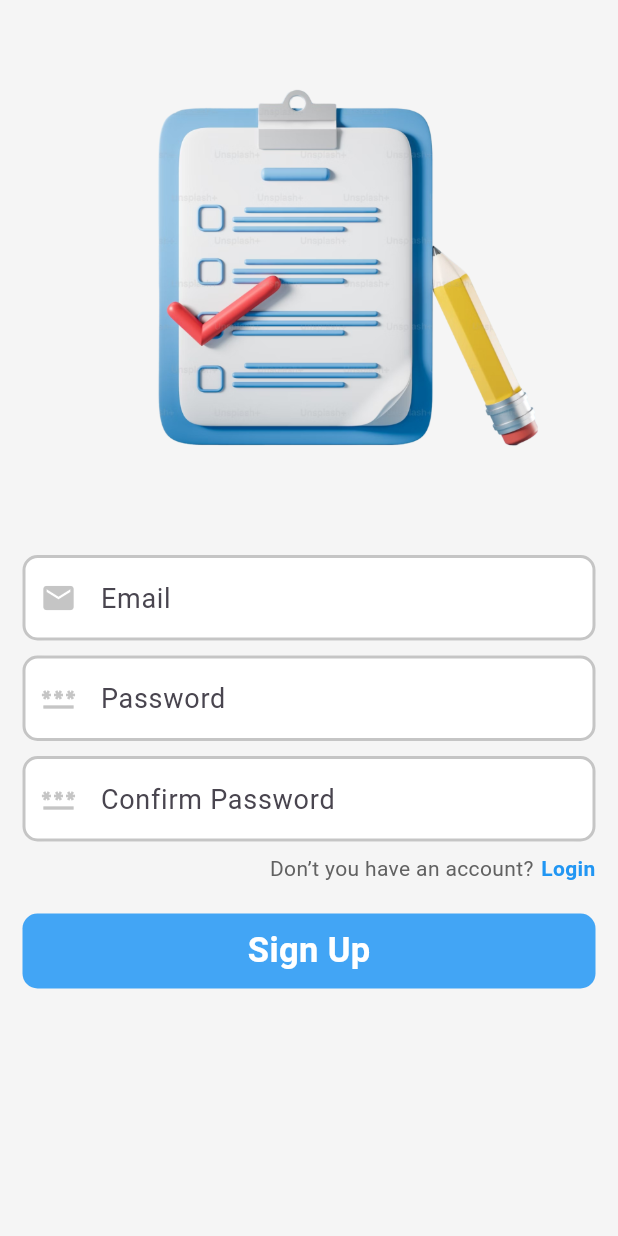
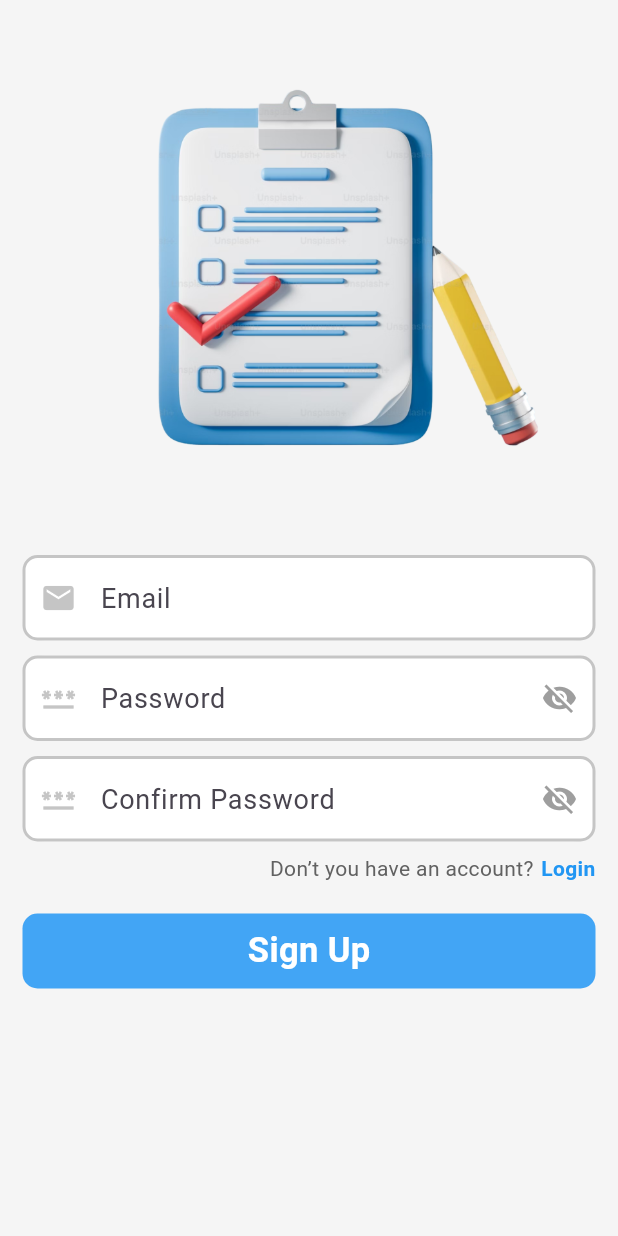
Before and after one commit to Shahwan77/To_do_list, a Flutter app: the screen it shows after launch, after a tap on "Sign UP", on a phone screen of 412 x 824 dp. Run offline on Flutter 3.47's test engine with Material 3 defaults, Android fonts, the phone set to English and light mode, and no system bars; our stand-ins replace cloud_firestore, firebase_auth, firebase_core, flutter_screenutil; accounts and stored records are empty.

Commit message:
commit 6

```diff
--- a/lib/screen/SingUP.dart
+++ b/lib/screen/SingUP.dart
@@ -15,7 +15,8 @@ class _SignUp_ScreenState extends State<SignUp_Screen> {
   final emailController = TextEditingController();
   final passwordController = TextEditingController();
   final passwordConfirmController = TextEditingController();
-
+  bool _isPasswordVisible = false;
+  bool _isConfirmPasswordVisible = false;
   FocusNode _focusNode1 = FocusNode();
   FocusNode _focusNode2 = FocusNode();
   FocusNode _focusNode3 = FocusNode();
@@ -157,8 +158,16 @@ class _SignUp_ScreenState extends State<SignUp_Screen> {
     );
   }
 
-  Widget textfield(TextEditingController _controller, FocusNode _focusNode,
-      String typeName, IconData iconss, String? Function(String?)? validator) {
+  Widget textfield(
+      TextEditingController _controller,
+      FocusNode _focusNode,
+      String typeName,
+      IconData iconss,
+      String? Function(String?)? validator,
+      ) {
+    bool isPasswordField = typeName.toLowerCase() == "password";
+    bool isConfirmPasswordField = typeName.toLowerCase() == "confirm password";
+
     return Padding(
       padding: const EdgeInsets.symmetric(horizontal: 15),
       child: Container(
@@ -169,19 +178,54 @@ class _SignUp_ScreenState extends State<SignUp_Screen> {
         child: TextFormField(
           controller: _controller,
           focusNode: _focusNode,
-          style: TextStyle(fontSize: 18, color: Colors.black),
           validator: validator,
+          style: const TextStyle(fontSize: 18, color: Colors.black),
+          obscureText: (isPasswordField && !_isPasswordVisible) ||
+              (isConfirmPasswordField && !_isConfirmPasswordVisible),
           decoration: InputDecoration(
             prefixIcon: Icon(
               iconss,
-                color: _focusNode.hasFocus ? custom_green : Color(0xffc5c5c5),
+              color: _focusNode.hasFocus ? custom_green : const Color(0xffc5c5c5),
             ),
+            // 👇 Show separate eye icons for Password & Confirm Password
+            suffixIcon: isPasswordField
+                ? IconButton(
+              icon: Icon(
+                _isPasswordVisible
+                    ? Icons.visibility
+                    : Icons.visibility_off,
+                color: _isPasswordVisible ? custom_green : Colors.grey,
+              ),
+              onPressed: () {
+                setState(() {
+                  _isPasswordVisible = !_isPasswordVisible;
+                });
+              },
+            )
+                : isConfirmPasswordField
+                ? IconButton(
+              icon: Icon(
+                _isConfirmPasswordVisible
+                    ? Icons.visibility
+                    : Icons.visibility_off,
+                color: _isConfirmPasswordVisible
+                    ? custom_green
+                    : Colors.grey,
+              ),
+              onPressed: () {
+                setState(() {
+                  _isConfirmPasswordVisible =
+                  !_isConfirmPasswordVisible;
+                });
+              },
+            )
+                : null,
             contentPadding:
-              EdgeInsets.symmetric(horizontal: 15, vertical: 15),
+            const EdgeInsets.symmetric(horizontal: 15, vertical: 15),
             hintText: typeName,
             enabledBorder: OutlineInputBorder(
               borderRadius: BorderRadius.circular(10),
-                borderSide: BorderSide(
+              borderSide: const BorderSide(
                 color: Color(0xffc5c5c5),
                 width: 2.0,
               ),
@@ -192,11 +236,13 @@ class _SignUp_ScreenState extends State<SignUp_Screen> {
                 color: custom_green,
                 width: 2.0,
               ),
-              )),
+            ),
+          ),
         ),
       ),
     );
   }
+
 
   Widget image() {
     return Padding(
--- a/lib/screen/login.dart
+++ b/lib/screen/login.dart
@@ -15,7 +15,7 @@ class LogIN_Screen extends StatefulWidget {
 class _LogIN_ScreenState extends State<LogIN_Screen> {
   FocusNode _focusNode1 = FocusNode();
   FocusNode _focusNode2 = FocusNode();
-
+  bool _isPasswordVisible = false;
   final email = TextEditingController();
   final password = TextEditingController();
 
@@ -43,7 +43,7 @@ class _LogIN_ScreenState extends State<LogIN_Screen> {
               SizedBox(height: 50.h),
               textfield(email, _focusNode1, 'Email', Icons.email),
               SizedBox(height: 10.h),
-              textfield(password, _focusNode2, 'Password', Icons.password),
+              textfield(password, _focusNode2, 'Password', Icons.password,),
               SizedBox(height: 8.h),
               account(),
               SizedBox(height: 20.h),
@@ -123,6 +123,7 @@ class _LogIN_ScreenState extends State<LogIN_Screen> {
 
   Widget textfield(TextEditingController _controller, FocusNode _focusNode,
       String typeName, IconData iconss) {
+    bool isPasswordField = typeName.toLowerCase() == "password";
     return Padding(
       padding: const EdgeInsets.symmetric(horizontal: 15),
       child: Container(
@@ -133,12 +134,28 @@ class _LogIN_ScreenState extends State<LogIN_Screen> {
         child: TextField(
           controller: _controller,
           focusNode: _focusNode,
+          obscureText: isPasswordField && !_isPasswordVisible,
           style: TextStyle(fontSize: 18, color: Colors.black),
           decoration: InputDecoration(
             prefixIcon: Icon(
               iconss,
               color: _focusNode.hasFocus ? custom_green : Color(0xffc5c5c5),
             ),
+            suffixIcon: isPasswordField
+                ? IconButton(
+              icon: Icon(
+                _isPasswordVisible
+                    ? Icons.visibility
+                    : Icons.visibility_off,
+                color: _isPasswordVisible ? custom_green : Colors.grey,
+              ),
+              onPressed: () {
+                setState(() {
+                  _isPasswordVisible = !_isPasswordVisible;
+                });
+              },
+            )
+                : null,
             contentPadding:
             EdgeInsets.symmetric(horizontal: 15, vertical: 15),
             hintText: typeName,
@@ -155,11 +172,13 @@ class _LogIN_ScreenState extends State<LogIN_Screen> {
                 color: custom_green,
                 width: 2.0,
               ),
-              )),
+            ),
+          ),
         ),
       ),
     );
   }
+
 
   Widget image() {
     return Padding(
```
Lines whose indentation alone changed are shown as unchanged.
